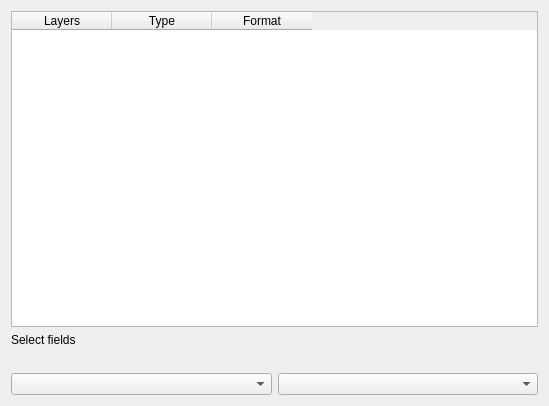
Old version of the form stereograph_input_gui.ui in the repository BoehnkeC/stereograph.
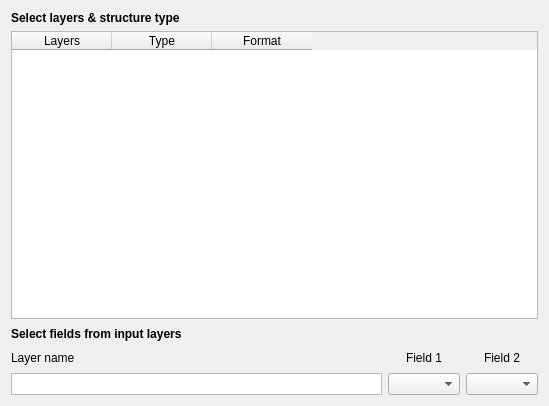
New version of the form.

Commit message: Input dialog maps custom structure types and formats

```diff
--- a/stereograph_input_gui.ui
+++ b/stereograph_input_gui.ui
@@ -14,7 +14,7 @@
    <string>Dialog</string>
   </property>
   <layout class="QGridLayout" name="gridLayout">
-   <item row="0" column="0">
+   <item row="1" column="0">
     <widget class="QTableWidget" name="tbl_layers">
      <property name="columnCount">
       <number>3</number>
@@ -36,43 +36,111 @@
      </column>
     </widget>
    </item>
-   <item row="1" column="0">
+   <item row="2" column="0">
     <layout class="QGridLayout" name="gridLayout_2">
-     <item row="1" column="0">
-      <widget class="QLabel" name="lbl_format_0">
-       <property name="text">
-        <string/>
-       </property>
-       <property name="alignment">
-        <set>Qt::AlignCenter</set>
+     <property name="sizeConstraint">
+      <enum>QLayout::SetMinimumSize</enum>
+     </property>
+     <property name="verticalSpacing">
+      <number>7</number>
+     </property>
+     <item row="3" column="2">
+      <widget class="QComboBox" name="cmb_field_1">
+       <property name="maximumSize">
+        <size>
+         <width>16777215</width>
+         <height>22</height>
+        </size>
        </property>
       </widget>
      </item>
-     <item row="2" column="1">
-      <widget class="QComboBox" name="cmb_format_1"/>
-     </item>
-     <item row="1" column="1">
+     <item row="2" column="2">
       <widget class="QLabel" name="lbl_format_1">
+       <property name="maximumSize">
+        <size>
+         <width>16777215</width>
+         <height>16</height>
+        </size>
+       </property>
        <property name="text">
-        <string/>
+        <string>Field 2</string>
        </property>
        <property name="alignment">
         <set>Qt::AlignCenter</set>
        </property>
       </widget>
      </item>
+     <item row="2" column="1">
+      <widget class="QLabel" name="lbl_format_0">
+       <property name="maximumSize">
+        <size>
+         <width>16777215</width>
+         <height>16</height>
+        </size>
+       </property>
+       <property name="text">
+        <string>Field 1</string>
+       </property>
+       <property name="alignment">
+        <set>Qt::AlignCenter</set>
+       </property>
+      </widget>
+     </item>
+     <item row="3" column="1">
+      <widget class="QComboBox" name="cmb_field_0">
+       <property name="maximumSize">
+        <size>
+         <width>16777215</width>
+         <height>22</height>
+        </size>
+       </property>
+      </widget>
+     </item>
+     <item row="3" column="0">
+      <widget class="QTextBrowser" name="txt_layers">
+       <property name="maximumSize">
+        <size>
+         <width>16777215</width>
+         <height>22</height>
+        </size>
+       </property>
+       <property name="verticalScrollBarPolicy">
+        <enum>Qt::ScrollBarAlwaysOff</enum>
+       </property>
+      </widget>
+     </item>
+     <item row="1" column="0">
+      <widget class="QLabel" name="label">
+       <property name="maximumSize">
+        <size>
+         <width>16777215</width>
+         <height>18</height>
+        </size>
+       </property>
+       <property name="text">
+        <string>&lt;html&gt;&lt;head/&gt;&lt;body&gt;&lt;p&gt;&lt;span style=&quot; font-size:9pt; font-weight:600;&quot;&gt;Select fields from input layers&lt;/span&gt;&lt;/p&gt;&lt;/body&gt;&lt;/html&gt;</string>
+       </property>
+      </widget>
+     </item>
      <item row="2" column="0">
-      <widget class="QComboBox" name="cmb_format_0"/>
-     </item>
-     <item row="0" column="0">
-      <widget class="QLabel" name="lbl_sel_fields">
+      <widget class="QLabel" name="label_2">
        <property name="text">
-        <string>Select fields</string>
+        <string>Layer name</string>
        </property>
       </widget>
      </item>
     </layout>
    </item>
+   <item row="0" column="0">
+    <widget class="QLabel" name="title">
+     <property name="text">
+      <string>&lt;html&gt;&lt;head/&gt;&lt;body&gt;&lt;p&gt;&lt;span style=&quot; font-size:9pt; font-weight:600;&quot;&gt;Select layers &amp;amp; structure type&lt;/span&gt;&lt;/p&gt;&lt;/body&gt;&lt;/html&gt;</string>
+     </property>
+     <property name="textFormat">
+      <enum>Qt::AutoText</enum>
+     </property>
+    </widget>
+   </item>
   </layout>
  </widget>
  <resources/>
```
The commit also changes 2 other files.
